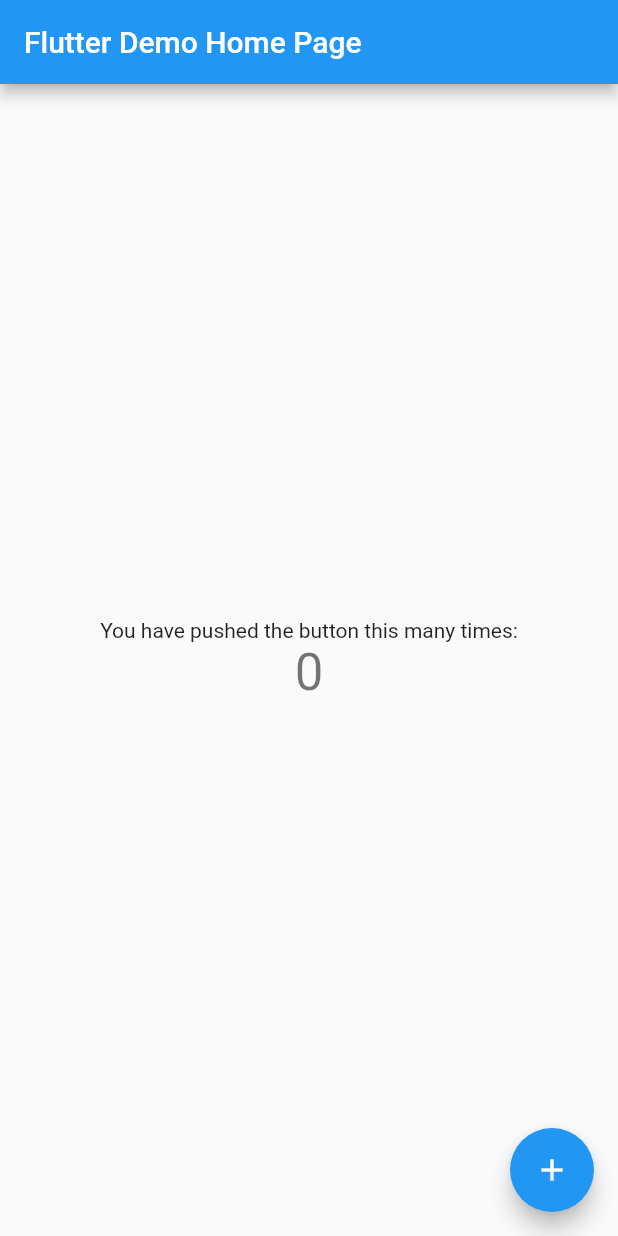
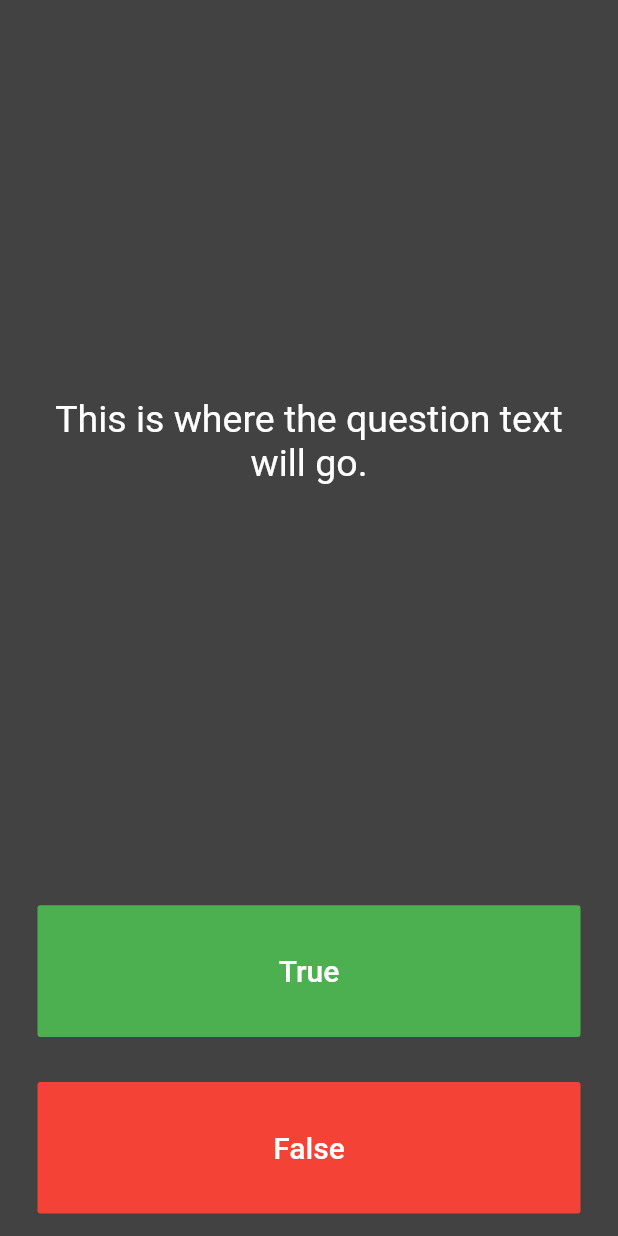
Before and after one commit to Teresia-Kirungo/quiz, a Flutter app: the screen it shows after launch, on a phone screen of 412 x 824 dp. Run offline on Flutter 3.47's test engine with Material 2 defaults, Android fonts, the phone set to English and light mode, and no system bars.

Commit message:
Updated main.dart to reflect our question and answer facts

```diff
--- a/lib/main.dart
+++ b/lib/main.dart
@@ -1,115 +1,99 @@
 import 'package:flutter/material.dart';
 
-void main() {
-  runApp(
-    MyApp(),
-  );
-}
+void main() => runApp(
+      Quiz(),
+    );
 
-class MyApp extends StatelessWidget {
-  // This widget is the root of your application.
+class Quiz extends StatelessWidget {
   @override
   Widget build(BuildContext context) {
     return MaterialApp(
-      title: 'Flutter Demo',
-      theme: ThemeData(
-        // This is the theme of your application.
-        //
-        // Try running your application with "flutter run". You'll see the
-        // application has a blue toolbar. Then, without quitting the app, try
-        // changing the primarySwatch below to Colors.green and then invoke
-        // "hot reload" (press "r" in the console where you ran "flutter run",
-        // or simply save your changes to "hot reload" in a Flutter IDE).
-        // Notice that the counter didn't reset back to zero; the application
-        // is not restarted.
-        primarySwatch: Colors.blue,
+      home: Scaffold(
+        backgroundColor: Colors.grey.shade800,
+        body: SafeArea(
+          child: Padding(
+            padding: EdgeInsets.symmetric(horizontal: 10.0),
+            child: QuizPage(),
+          ),
+        ),
       ),
-      home: MyHomePage(title: 'Flutter Demo Home Page'),
     );
   }
 }
 
-class MyHomePage extends StatefulWidget {
-  MyHomePage({Key key, this.title}) : super(key: key);
-
-  // This widget is the home page of your application. It is stateful, meaning
-  // that it has a State object (defined below) that contains fields that affect
-  // how it looks.
-
-  // This class is the configuration for the state. It holds the values (in this
-  // case the title) provided by the parent (in this case the App widget) and
-  // used by the build method of the State. Fields in a Widget subclass are
-  // always marked "final".
-
-  final String title;
-
+class QuizPage extends StatefulWidget {
   @override
-  _MyHomePageState createState() => _MyHomePageState();
+  _QuizPageState createState() => _QuizPageState();
 }
 
-class _MyHomePageState extends State<MyHomePage> {
-  int _counter = 0;
-
-  void _incrementCounter() {
-    setState(() {
-      // This call to setState tells the Flutter framework that something has
-      // changed in this State, which causes it to rerun the build method below
-      // so that the display can reflect the updated values. If we changed
-      // _counter without calling setState(), then the build method would not be
-      // called again, and so nothing would appear to happen.
-      _counter++;
-    });
-  }
-
+class _QuizPageState extends State<QuizPage> {
   @override
   Widget build(BuildContext context) {
-    // This method is rerun every time setState is called, for instance as done
-    // by the _incrementCounter method above.
-    //
-    // The Flutter framework has been optimized to make rerunning build methods
-    // fast, so that you can just rebuild anything that needs updating rather
-    // than having to individually change instances of widgets.
-    return Scaffold(
-      appBar: AppBar(
-        // Here we take the value from the MyHomePage object that was created by
-        // the App.build method, and use it to set our appbar title.
-        title: Text(widget.title),
-      ),
-      body: Center(
-        // Center is a layout widget. It takes a single child and positions it
-        // in the middle of the parent.
-        child: Column(
-          // Column is also a layout widget. It takes a list of children and
-          // arranges them vertically. By default, it sizes itself to fit its
-          // children horizontally, and tries to be as tall as its parent.
-          //
-          // Invoke "debug painting" (press "p" in the console, choose the
-          // "Toggle Debug Paint" action from the Flutter Inspector in Android
-          // Studio, or the "Toggle Debug Paint" command in Visual Studio Code)
-          // to see the wireframe for each widget.
-          //
-          // Column has various properties to control how it sizes itself and
-          // how it positions its children. Here we use mainAxisAlignment to
-          // center the children vertically; the main axis here is the vertical
-          // axis because Columns are vertical (the cross axis would be
-          // horizontal).
-          mainAxisAlignment: MainAxisAlignment.center,
-          children: <Widget>[
-            Text(
-              'You have pushed the button this many times:',
+    return Column(
+      mainAxisAlignment: MainAxisAlignment.spaceBetween,
+      crossAxisAlignment: CrossAxisAlignment.stretch,
+      children: <Widget>[
+        Expanded(
+          flex: 5,
+          child: Padding(
+            padding: EdgeInsets.all(10.0),
+            child: Center(
+              child: Text(
+                'This is where the question text will go.',
+                textAlign: TextAlign.center,
+                style: TextStyle(
+                  fontSize: 25.0,
+                  color: Colors.white,
+                ),
+              ),
             ),
-            Text(
-              '$_counter',
-              style: Theme.of(context).textTheme.headline4,
+          ),
+        ),
+        Expanded(
+          child: Padding(
+            padding: EdgeInsets.all(15.0),
+            child: FlatButton(
+              textColor: Colors.white,
+              color: Colors.green,
+              child: Text(
+                'True',
+                style: TextStyle(
+                  color: Colors.white,
+                  fontSize: 20.0,
+                ),
+              ),
+              onPressed: () {
+                //The user picked true.
+              },
             ),
-          ],
+          ),
         ),
-      ),
-      floatingActionButton: FloatingActionButton(
-        onPressed: _incrementCounter,
-        tooltip: 'Increment',
-        child: Icon(Icons.add),
-      ), // This trailing comma makes auto-formatting nicer for build methods.
+        Expanded(
+          child: Padding(
+            padding: EdgeInsets.all(15.0),
+            child: FlatButton(
+              color: Colors.red,
+              child: Text(
+                'False',
+                style: TextStyle(
+                  fontSize: 20.0,
+                  color: Colors.white,
+                ),
+              ),
+              onPressed: () {
+                //The user picked false.
+              },
+            ),
+          ),
+        ),
+        //TODO: Add a Row here as your score keeper
+      ],
     );
   }
 }
+
+/*
+question1: 'You can lead a cow down stairs but not up stairs.', false,
+question2: 'Approximately one quarter of human bones are in the feet.', true,
+question3: 'A slug\'s blood is green.', true,
+*/
```
